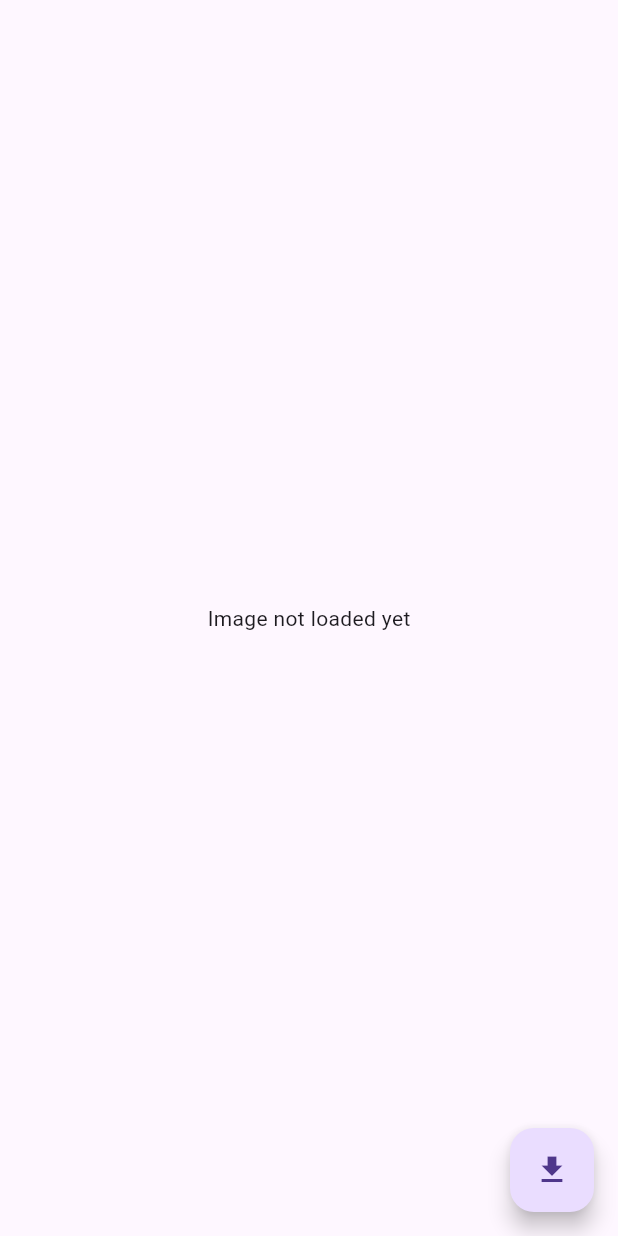
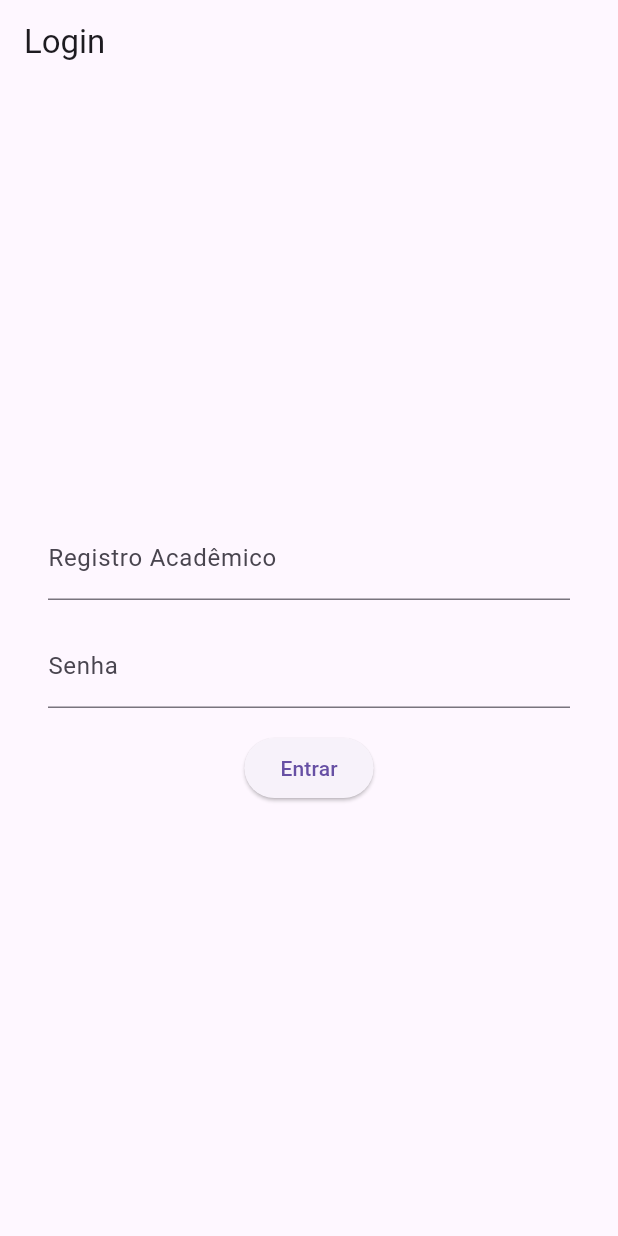
Before and after one commit to pedro-git-projects/carteirinha-digital-flutter, a Flutter app: the screen it shows after launch, on a phone screen of 412 x 824 dp. Run offline on Flutter 3.47's test engine with Material 3 defaults, Android fonts, the phone set to English and light mode, and no system bars; our stand-ins replace flutter_dotenv, flutter_secure_storage; missing offline and left inert: mobile_scanner.

Commit message:
auth provider && storage service #7|student login #8

```diff
--- a/lib/main.dart
+++ b/lib/main.dart
@@ -1,13 +1,21 @@
-import 'package:carteirinha_digital/qr_code_fetcher.dart';
-import 'package:carteirinha_digital/screens/qr_code_scanner_screen.dart';
+import 'package:carteirinha_digital/screens/login_screen.dart';
+import 'package:carteirinha_digital/screens/qr_code_display_screen.dart';
+import 'package:carteirinha_digital/state/auth_provider.dart';
 import 'package:carteirinha_digital/state/config_provider.dart';
+import 'package:carteirinha_digital/state/storage_service.dart';
 import 'package:carteirinha_digital/state/theme_provider.dart';
+import 'package:carteirinha_digital/widgets/qr_code_manager.dart';
 import 'package:flutter/material.dart';
 import 'package:provider/provider.dart';
 
 void main() async {
   final configProvider = ConfigProvider();
   await configProvider.loadConfig();
+
+  final authProvider = AuthProvider();
+  await authProvider.checkAuthentication();
+
+  final storageService = StorageService();
 
   final themeProvider = ThemeProvider();
 
@@ -16,6 +24,9 @@ void main() async {
       providers: [
         ChangeNotifierProvider.value(value: configProvider),
         ChangeNotifierProvider.value(value: themeProvider),
+        ChangeNotifierProvider.value(value: authProvider),
+        Provider.value(value: storageService),
+        ChangeNotifierProvider(create: (context) => QRCodeManager()),
       ],
       child: const MyApp(),
     ),
@@ -33,7 +44,30 @@ class MyApp extends StatelessWidget {
       theme: ThemeData(primarySwatch: Colors.blue),
       darkTheme: ThemeData.dark(),
       themeMode: themeProvider.currentThemeMode,
-      home: const QRCodeWidget(),
+      home: const AuthWrapper(),
     );
   }
 }
+
+class AuthWrapper extends StatefulWidget {
+  const AuthWrapper({super.key});
+
+  @override
+  State<AuthWrapper> createState() => _AuthWrapperState();
+}
+
+class _AuthWrapperState extends State<AuthWrapper> {
+  @override
+  void initState() {
+    super.initState();
+    Provider.of<AuthProvider>(context, listen: false).checkAuthentication();
+  }
+
+  @override
+  Widget build(BuildContext context) {
+    final authState = Provider.of<AuthProvider>(context, listen: true);
+    return authState.isAuthenticated
+        ? const QRCodeDisplayScreen()
+        : const LoginScreen();
+  }
+}
--- /dev/null
+++ b/lib/screens/login_screen.dart
@@ -0,0 +1,21 @@
+import 'package:carteirinha_digital/widgets/student_login_form.dart';
+import 'package:flutter/material.dart';
+
+class LoginScreen extends StatelessWidget {
+  const LoginScreen({super.key});
+
+  @override
+  Widget build(BuildContext context) {
+    return Scaffold(
+      appBar: AppBar(
+        title: const Text('Login'),
+      ),
+      body: const SafeArea(
+        child: Padding(
+          padding: EdgeInsets.all(16.0),
+          child: LoginForm(),
+        ),
+      ),
+    );
+  }
+}
--- /dev/null
+++ b/lib/widgets/student_login_form.dart
@@ -0,0 +1,87 @@
+import 'dart:convert';
+import 'package:carteirinha_digital/state/config_provider.dart';
+import 'package:flutter/material.dart';
+import 'package:http/http.dart' as http;
+import 'package:carteirinha_digital/state/storage_service.dart';
+import 'package:carteirinha_digital/state/auth_provider.dart';
+import 'package:provider/provider.dart';
+
+class LoginForm extends StatefulWidget {
+  const LoginForm({super.key});
+
+  @override
+  State<LoginForm> createState() => _LoginFormState();
+}
+
+class _LoginFormState extends State<LoginForm> {
+  final TextEditingController academicRegisterController =
+      TextEditingController();
+  final TextEditingController passwordController = TextEditingController();
+
+  Future<void> _loginUser(BuildContext context) async {
+    final academicRegister = academicRegisterController.text;
+    final password = passwordController.text;
+
+    final config = Provider.of<ConfigProvider>(context, listen: false);
+    final ip = config.ip;
+
+    final storageService = Provider.of<StorageService>(context, listen: false);
+
+    final authProvider = Provider.of<AuthProvider>(context, listen: false);
+
+    final requestBody = jsonEncode({
+      "academic_register": academicRegister,
+      "password": password,
+    });
+
+    print('REQUEST BODY: $requestBody !!!!');
+
+    final response = await http.post(
+      Uri.parse('http://$ip:8080/auth/students/signin'),
+      headers: {'Content-Type': 'application/json'},
+      body: requestBody,
+    );
+
+    print('RESPONSE: $response !!!!');
+
+    if (response.statusCode == 200) {
+      final token = jsonDecode(response.body)['token'];
+      await storageService.write('token', token);
+      await authProvider.checkAuthentication();
+    } else {
+      final errorMessage = jsonDecode(response.body)['message'];
+      print('Failed to login: $errorMessage');
+    }
+  }
+
+  @override
+  Widget build(BuildContext context) {
+    return Padding(
+      padding: const EdgeInsets.all(16),
+      child: Column(
+        mainAxisAlignment: MainAxisAlignment.center,
+        children: [
+          TextFormField(
+            controller: academicRegisterController,
+            decoration: const InputDecoration(
+              labelText: 'Registro Acadêmico',
+            ),
+          ),
+          const SizedBox(height: 16),
+          TextFormField(
+            controller: passwordController,
+            decoration: const InputDecoration(
+              labelText: 'Senha',
+            ),
+            obscureText: true,
+          ),
+          const SizedBox(height: 16),
+          ElevatedButton(
+            onPressed: () => _loginUser(context),
+            child: const Text('Entrar'),
+          ),
+        ],
+      ),
+    );
+  }
+}
--- a/pubspec.yaml
+++ b/pubspec.yaml
@@ -16,6 +16,7 @@ dependencies:
   path_provider: ^2.1.1
   provider: ^6.1.1
   flutter_dotenv: ^5.1.0
+  flutter_secure_storage: ^9.0.0
 
 dev_dependencies:
   flutter_test:
```
Also changed, not shown: lib/screens/qr_code_display_screen.dart (added, +29 -0 lines), lib/screens/recovery_scren.dart (added, +21 -0 lines), lib/state/auth_provider.dart (added, +22 -0 lines), lib/state/storage_service.dart (added, +21 -0 lines), lib/widgets/clear_storage_button.dart (added, +21 -0 lines), lib/widgets/qr_code_display_widget.dart (added, +17 -0 lines), lib/widgets/qr_code_manager.dart (added, +38 -0 lines), lib/widgets/recover_form.dart (added, +118 -0 lines), pubspec.lock, 5 other files.
